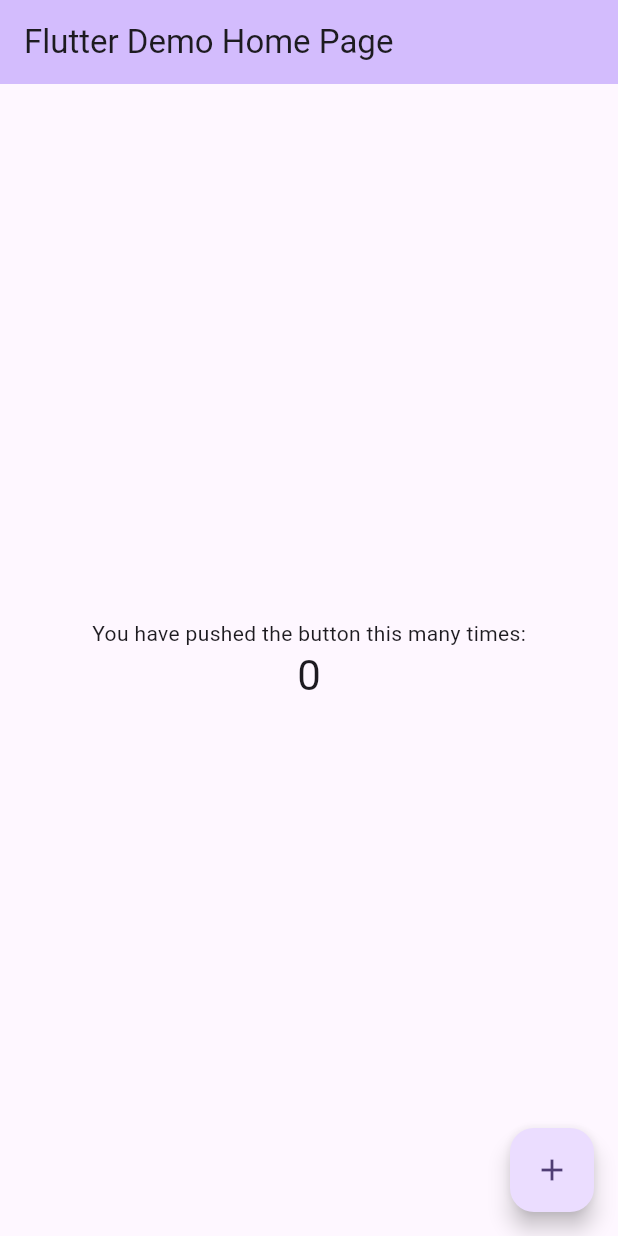
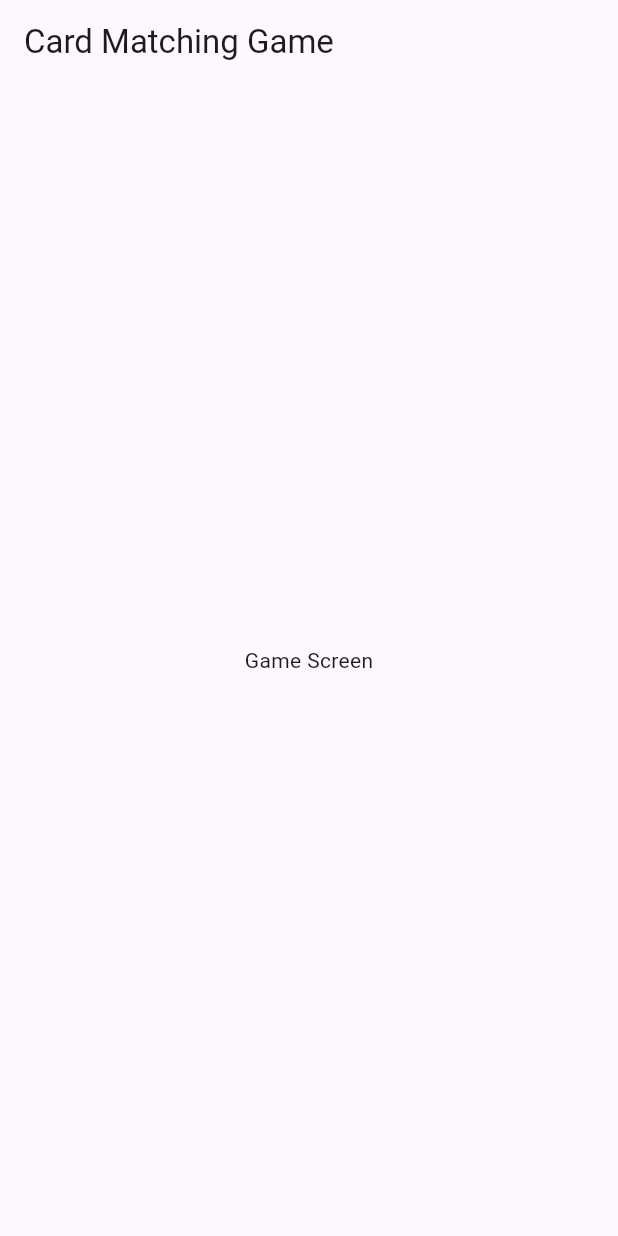
Before and after one commit to anguyen221/card_flip_app, a Flutter app: the screen it shows after launch, on a phone screen of 412 x 824 dp. Run offline on Flutter 3.47's test engine with Material 3 defaults, Android fonts, the phone set to English and light mode, and no system bars.

```diff
--- a/lib/main.dart
+++ b/lib/main.dart
@@ -1,125 +1,34 @@
 import 'package:flutter/material.dart';
 
 void main() {
-  runApp(const MyApp());
+  runApp(const CardMatchingApp());
 }
 
-class MyApp extends StatelessWidget {
-  const MyApp({super.key});
+class CardMatchingApp extends StatelessWidget {
+  const CardMatchingApp({super.key});
 
-  // This widget is the root of your application.
   @override
   Widget build(BuildContext context) {
     return MaterialApp(
-      title: 'Flutter Demo',
+      title: 'Card Matching Game',
       theme: ThemeData(
-        // This is the theme of your application.
-        //
-        // TRY THIS: Try running your application with "flutter run". You'll see
-        // the application has a purple toolbar. Then, without quitting the app,
-        // try changing the seedColor in the colorScheme below to Colors.green
-        // and then invoke "hot reload" (save your changes or press the "hot
-        // reload" button in a Flutter-supported IDE, or press "r" if you used
-        // the command line to start the app).
-        //
-        // Notice that the counter didn't reset back to zero; the application
-        // state is not lost during the reload. To reset the state, use hot
-        // restart instead.
-        //
-        // This works for code too, not just values: Most code changes can be
-        // tested with just a hot reload.
-        colorScheme: ColorScheme.fromSeed(seedColor: Colors.deepPurple),
-        useMaterial3: true,
+        primarySwatch: Colors.blue,
       ),
-      home: const MyHomePage(title: 'Flutter Demo Home Page'),
+      home: const GameScreen(),
     );
   }
 }
 
-class MyHomePage extends StatefulWidget {
-  const MyHomePage({super.key, required this.title});
-
-  // This widget is the home page of your application. It is stateful, meaning
-  // that it has a State object (defined below) that contains fields that affect
-  // how it looks.
-
-  // This class is the configuration for the state. It holds the values (in this
-  // case the title) provided by the parent (in this case the App widget) and
-  // used by the build method of the State. Fields in a Widget subclass are
-  // always marked "final".
-
-  final String title;
-
-  @override
-  State<MyHomePage> createState() => _MyHomePageState();
-}
-
-class _MyHomePageState extends State<MyHomePage> {
-  int _counter = 0;
-
-  void _incrementCounter() {
-    setState(() {
-      // This call to setState tells the Flutter framework that something has
-      // changed in this State, which causes it to rerun the build method below
-      // so that the display can reflect the updated values. If we changed
-      // _counter without calling setState(), then the build method would not be
-      // called again, and so nothing would appear to happen.
-      _counter++;
-    });
-  }
+class GameScreen extends StatelessWidget {
+  const GameScreen({super.key});
 
   @override
   Widget build(BuildContext context) {
-    // This method is rerun every time setState is called, for instance as done
-    // by the _incrementCounter method above.
-    //
-    // The Flutter framework has been optimized to make rerunning build methods
-    // fast, so that you can just rebuild anything that needs updating rather
-    // than having to individually change instances of widgets.
     return Scaffold(
-      appBar: AppBar(
-        // TRY THIS: Try changing the color here to a specific color (to
-        // Colors.amber, perhaps?) and trigger a hot reload to see the AppBar
-        // change color while the other colors stay the same.
-        backgroundColor: Theme.of(context).colorScheme.inversePrimary,
-        // Here we take the value from the MyHomePage object that was created by
-        // the App.build method, and use it to set our appbar title.
-        title: Text(widget.title),
+      appBar: AppBar(title: const Text("Card Matching Game")),
+      body: const Center(
+        child: Text("Game Screen"),
       ),
-      body: Center(
-        // Center is a layout widget. It takes a single child and positions it
-        // in the middle of the parent.
-        child: Column(
-          // Column is also a layout widget. It takes a list of children and
-          // arranges them vertically. By default, it sizes itself to fit its
-          // children horizontally, and tries to be as tall as its parent.
-          //
-          // Column has various properties to control how it sizes itself and
-          // how it positions its children. Here we use mainAxisAlignment to
-          // center the children vertically; the main axis here is the vertical
-          // axis because Columns are vertical (the cross axis would be
-          // horizontal).
-          //
-          // TRY THIS: Invoke "debug painting" (choose the "Toggle Debug Paint"
-          // action in the IDE, or press "p" in the console), to see the
-          // wireframe for each widget.
-          mainAxisAlignment: MainAxisAlignment.center,
-          children: <Widget>[
-            const Text(
-              'You have pushed the button this many times:',
-            ),
-            Text(
-              '$_counter',
-              style: Theme.of(context).textTheme.headlineMedium,
-            ),
-          ],
-        ),
-      ),
-      floatingActionButton: FloatingActionButton(
-        onPressed: _incrementCounter,
-        tooltip: 'Increment',
-        child: const Icon(Icons.add),
-      ), // This trailing comma makes auto-formatting nicer for build methods.
     );
   }
 }
```
